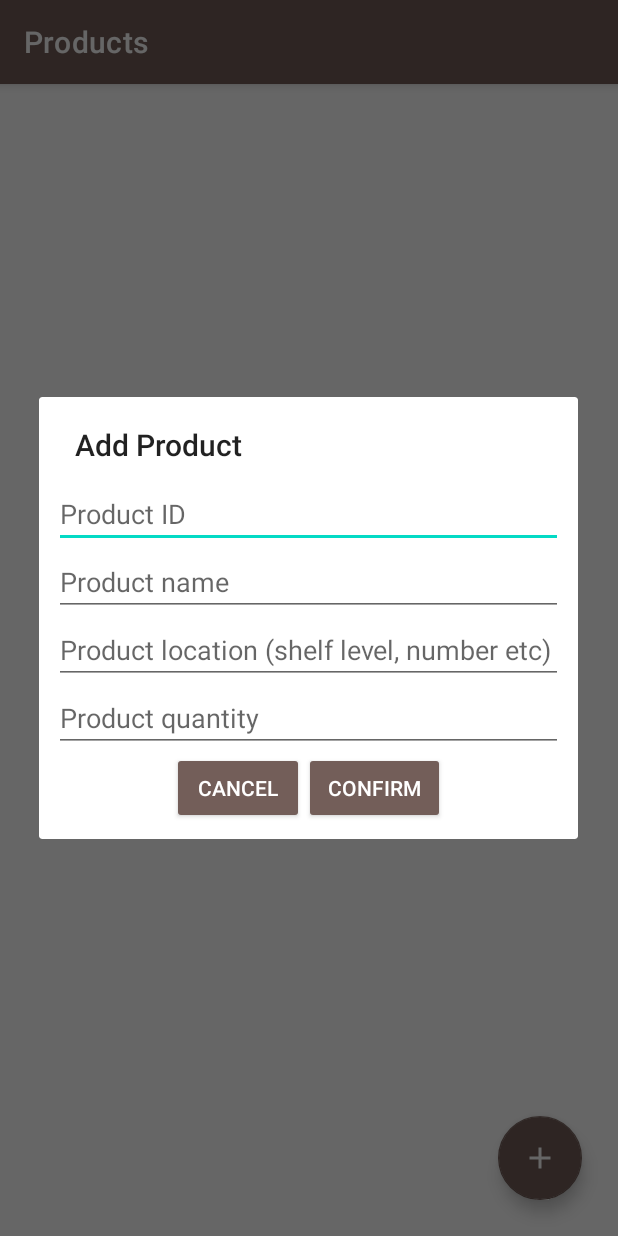
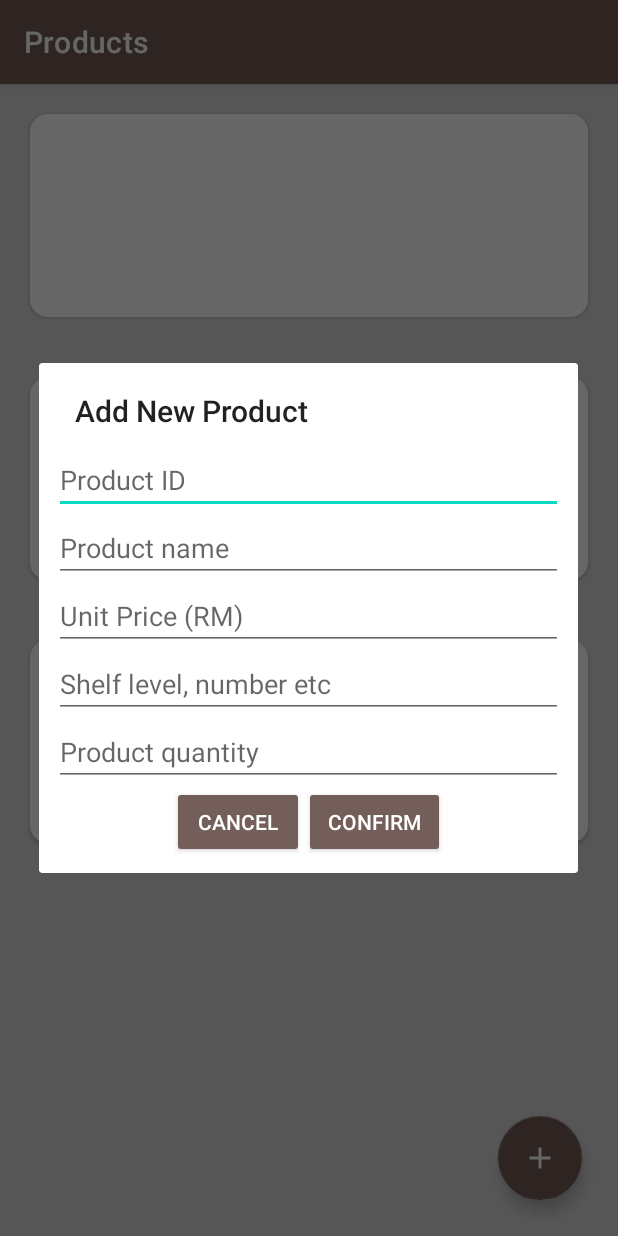
Before and after one commit to ongyijie/CargoLiteAssignment, an Android app: the Products screen opened directly, with no data from a screen before it, after a tap on "Add new product", on a phone screen of 412 x 824 dp. Run offline under Robolectric (Android 15) with nearby library versions, the phone set to English and light mode, and no system bars.

Commit message:
24/11 12:49am commit

```diff
--- a/app/src/main/java/my/edu/tarc/cargolite/Products.kt
+++ b/app/src/main/java/my/edu/tarc/cargolite/Products.kt
@@ -2,12 +2,16 @@ package my.edu.tarc.cargolite
 
 import android.os.Bundle
 import android.view.LayoutInflater
+import android.widget.TextView
+import android.widget.Toast
 import androidx.appcompat.app.AlertDialog
 import androidx.appcompat.app.AppCompatActivity
 import com.google.android.material.floatingactionbutton.FloatingActionButton
+import com.google.android.material.snackbar.Snackbar
 import kotlinx.android.synthetic.main.dialog_addproduct.view.*
 
 class Products: AppCompatActivity() {
+
     override fun onCreate(savedInstanceState: Bundle?) {
         super.onCreate(savedInstanceState)
         setContentView(R.layout.activity_products)
@@ -21,22 +25,39 @@ class Products: AppCompatActivity() {
             //AlertDialogBuilder
             val myBuilder = AlertDialog.Builder(this)
                     .setView(DialogView)
-                    .setTitle("Add Product")
-            //show dialog
+                    .setTitle("Add New Product")
+            //Show dialog
             val  mAlertDialog = myBuilder.show()
+            val productList = ArrayList<String>(5)
+
+            val textViewProduct: TextView = findViewById(R.id.textViewProduct)
             //Add button click of custom layout
             DialogView.dialogAddBtn.setOnClickListener {
                 //Dismiss dialog
                 mAlertDialog.dismiss()
+
+                //Show snackbar
+                val snackBar = Snackbar.make(findViewById(R.id.ConstraintLayout), "New product added", Snackbar.LENGTH_LONG
+                ).setAction("Action", null)
+                snackBar.show()
+
                 //Get text from EditTexts of custom layout
-                val id = DialogView.dialogIDEt.text.toString()
-                val name = DialogView.dialogNameEt.text.toString()
-                val location = DialogView.dialogLocationEt.text.toString()
+                val product_id = DialogView.dialogIDEt.text.toString()
+                val product_name = DialogView.dialogNameEt.text.toString()
+                val unit_price = DialogView.dialogPriceEt.text.toString()
+                val stock_location = DialogView.dialogLocationEt.text.toString()
                 val quantity = DialogView.dialogQuantityEt.text.toString()
 
-                //Set the input text in TextView
-                //mainInfoTv.setText("Name:"+ name +"\nEmail: "+ email +"\nPassword: "+ password)
+               /* val product_list: MutableList<String> = ArrayList()
+                productList.add(product_id)
+                productList.add(product_name)
+                productList.add(unit_price)
+                productList.add(stock_location)
+                productList.add(quantity)*/
+
+                textViewProduct.text = String.format("%20s %10s \n%20s %10s \n%20s %10s \n%20s %10s \n%20s %10s", "Product ID: ", product_id, "Product Name: ", product_name, "Unit price (RM) :", unit_price, "Stock location :", stock_location, "Quantity: ", quantity)
             }
+
             //Cancel button click of custom layout
             DialogView.dialogCancelBtn.setOnClickListener {
                 //Dismiss dialog
--- a/app/src/main/java/my/edu/tarc/cargolite/Scanner.kt
+++ b/app/src/main/java/my/edu/tarc/cargolite/Scanner.kt
@@ -124,7 +124,7 @@ class Scanner : AppCompatActivity() {
                 val builder = AlertDialog.Builder(this)
                 builder.setMessage(result.contents)
                 builder.setTitle("Scanning Results")
-                builder.setPositiveButton("Scan Again") { dialog, which -> scanCode() }.setNegativeButton("finish") { dialog, which -> finish() }
+                builder.setPositiveButton("Again") { dialog, which -> scanCode() }.setNegativeButton("Finish") { dialog, which -> finish() }
                 val dialog = builder.create()
                 dialog.show()
             } else {
--- a/app/src/main/res/layout/activity_products.xml
+++ b/app/src/main/res/layout/activity_products.xml
@@ -2,9 +2,12 @@
 <androidx.constraintlayout.widget.ConstraintLayout xmlns:android="http://schemas.android.com/apk/res/android"
     xmlns:app="http://schemas.android.com/apk/res-auto"
     xmlns:tools="http://schemas.android.com/tools"
+    android:id="@+id/ConstraintLayout"
     android:layout_width="match_parent"
     android:layout_height="match_parent"
-    android:backgroundTint="@color/brown">
+    android:background="@color/gray"
+    android:isScrollContainer="false"
+    tools:context=".MainActivity">
 
     <com.google.android.material.floatingactionbutton.FloatingActionButton
         android:id="@+id/fab_add"
@@ -12,6 +15,7 @@
         android:layout_height="wrap_content"
         android:layout_gravity="end|bottom"
         android:layout_margin="24dp"
+        android:layout_marginEnd="24dp"
         android:backgroundTint="@color/brown"
         android:contentDescription="@string/add_product"
         android:src="@drawable/ic_baseline_add_24"
@@ -19,4 +23,100 @@
         app:layout_constraintBottom_toBottomOf="parent"
         app:layout_constraintEnd_toEndOf="parent" />
 
+    <LinearLayout
+        android:id="@+id/linearLayout1"
+        android:layout_width="0dp"
+        android:layout_height="175dp"
+        android:background="@color/gray"
+        android:orientation="horizontal"
+        android:padding="10dp"
+        app:layout_constraintEnd_toEndOf="parent"
+        app:layout_constraintHorizontal_bias="0.0"
+        app:layout_constraintStart_toStartOf="parent"
+        app:layout_constraintTop_toTopOf="parent">
+
+        <androidx.cardview.widget.CardView
+            android:id="@+id/cardViewProducts"
+            android:layout_width="0dp"
+            android:layout_height="match_parent"
+            android:layout_margin="10dp"
+            android:layout_weight="1"
+            android:foreground="?android:attr/selectableItemBackground"
+            app:cardCornerRadius="12dp">
+
+            <RelativeLayout
+                android:layout_width="match_parent"
+                android:layout_height="match_parent"
+                android:background="@color/white">
+
+                <TextView
+                    android:id="@+id/textViewProduct"
+                    android:layout_width="wrap_content"
+                    android:layout_height="wrap_content"
+                    android:layout_centerHorizontal="false"
+                    android:layout_marginTop="10dp"
+                    android:fontFamily="serif"
+                    android:gravity="left"
+                    android:textSize="18sp" />
+            </RelativeLayout>
+        </androidx.cardview.widget.CardView>
+
+    </LinearLayout>
+
+    <LinearLayout
+        android:id="@+id/linearLayout2"
+        android:layout_width="0dp"
+        android:layout_height="175dp"
+        android:background="@color/gray"
+        android:orientation="horizontal"
+        android:padding="10dp"
+        app:layout_constraintEnd_toEndOf="parent"
+        app:layout_constraintHorizontal_bias="0.0"
+        app:layout_constraintStart_toStartOf="parent"
+        app:layout_constraintTop_toBottomOf="@+id/linearLayout1">
+
+        <androidx.cardview.widget.CardView
+            android:id="@+id/cardViewStock"
+            android:layout_width="0dp"
+            android:layout_height="match_parent"
+            android:layout_margin="10dp"
+            android:layout_weight="1"
+            android:foreground="?android:attr/selectableItemBackground"
+            app:cardCornerRadius="12dp">
+
+            <RelativeLayout
+                android:layout_width="match_parent"
+                android:layout_height="match_parent"
+                android:background="@color/white" />
+        </androidx.cardview.widget.CardView>
+
+    </LinearLayout>
+
+    <LinearLayout
+        android:id="@+id/linearLayout3"
+        android:layout_width="0dp"
+        android:layout_height="175dp"
+        android:background="@color/gray"
+        android:orientation="horizontal"
+        android:padding="10dp"
+        app:layout_constraintEnd_toEndOf="parent"
+        app:layout_constraintHorizontal_bias="0.0"
+        app:layout_constraintStart_toStartOf="parent"
+        app:layout_constraintTop_toBottomOf="@+id/linearLayout2">
+
+        <androidx.cardview.widget.CardView
+            android:id="@+id/cardViewShipment"
+            android:layout_width="0dp"
+            android:layout_height="match_parent"
+            android:layout_margin="10dp"
+            android:layout_weight="1"
+            android:foreground="?android:attr/selectableItemBackground"
+            app:cardCornerRadius="12dp">
+
+            <RelativeLayout
+                android:layout_width="match_parent"
+                android:layout_height="match_parent"
+                android:background="@color/white"/>
+        </androidx.cardview.widget.CardView>
+    </LinearLayout>
 </androidx.constraintlayout.widget.ConstraintLayout>
--- a/app/src/main/res/layout/dialog_addproduct.xml
+++ b/app/src/main/res/layout/dialog_addproduct.xml
@@ -19,6 +19,13 @@
         android:layout_height="wrap_content"
         android:hint="@string/hint_productname"
         android:inputType="text" />
+
+    <EditText
+        android:id="@+id/dialogPriceEt"
+        android:layout_width="match_parent"
+        android:layout_height="wrap_content"
+        android:hint="@string/hint_unitprice"
+        android:inputType="number|text|numberDecimal" />
 
     <EditText
         android:id="@+id/dialogLocationEt"
--- a/app/src/main/res/layout/fragment_home.xml
+++ b/app/src/main/res/layout/fragment_home.xml
@@ -44,7 +44,7 @@
                     android:background="@color/white">
 
                     <TextView
-                        android:id="@+id/textViewProducts"
+                        android:id="@+id/textViewProduct"
                         android:layout_width="wrap_content"
                         android:layout_height="wrap_content"
                         android:layout_below="@id/imageViewProducts"
--- a/app/src/main/res/values/strings.xml
+++ b/app/src/main/res/values/strings.xml
@@ -22,8 +22,9 @@
     <string name="add_product">Add new product</string>
     <string name="hint_productname">Product name</string>
     <string name="hint_productID">Product ID</string>
-    <string name="hint_productlocation">Product location (shelf level, number etc)</string>
+    <string name="hint_productlocation">Shelf level, number etc</string>
     <string name="hint_productQuantity">Product quantity</string>
+    <string name="hint_unitprice">Unit Price (RM)</string>
     <string name="confirm">Confirm</string>
     <string name="cancel">Cancel</string>
 </resources>
```
